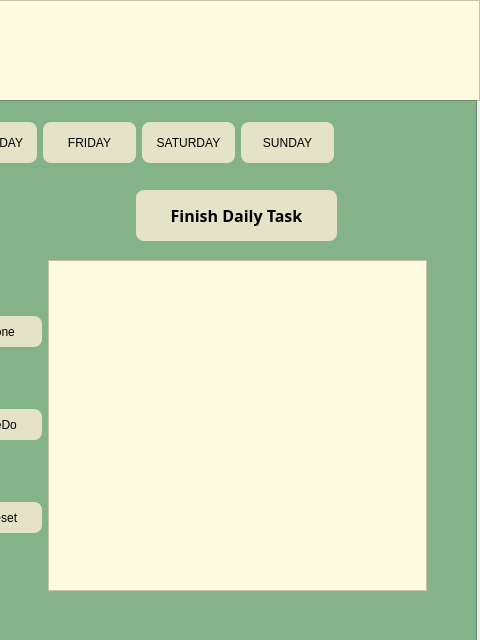
Before: the Qt Designer form timetable.ui in The-name-FPGN-is-already-taken/NoteMe, drawn with Qt 5; both pictures show x 544 to 1024 and y 0 to 640 of the 1024 by 640 pixel window.
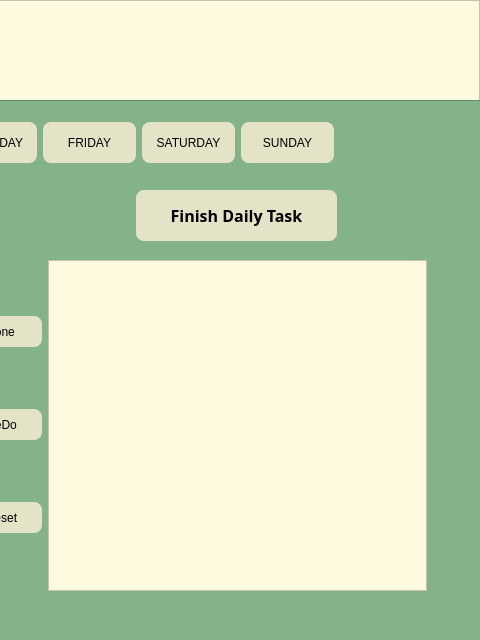
After: the same form once the commit is applied. Icons and pictures are not drawn.

The edit to the form file:
```diff
--- a/timetable.ui
+++ b/timetable.ui
@@ -150,7 +150,7 @@
     <rect>
      <x>90</x>
      <y>100</y>
-     <width>931</width>
+     <width>941</width>
      <height>541</height>
     </rect>
    </property>
```
Left out of the diff: 59 changed lines with no effect on the pictures.
